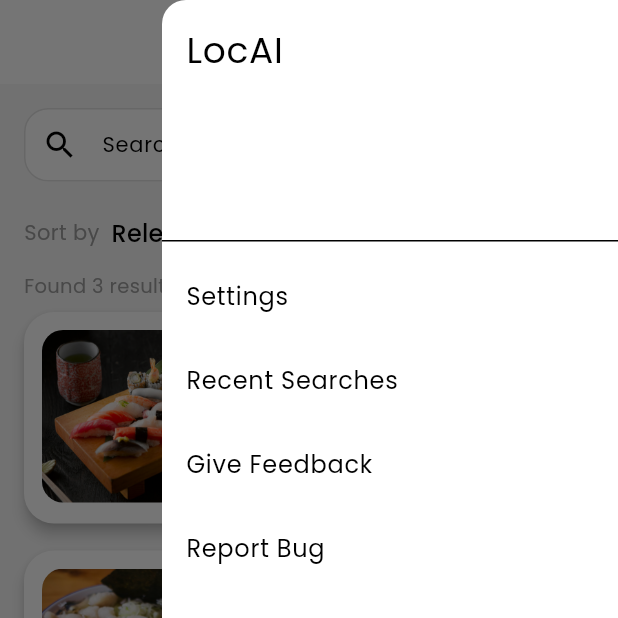
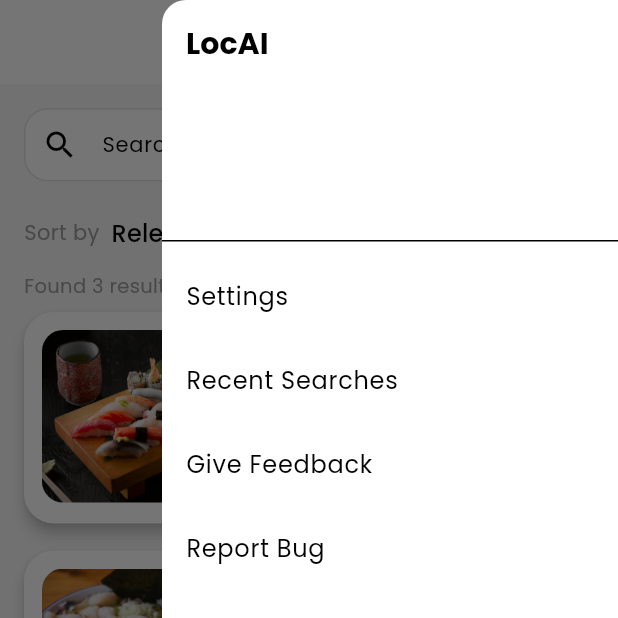
Before and after one commit to taha-kahya/cs310-group11, a Flutter app: the screen it shows once a user with an empty profile is signed in, with the side drawer open, on a phone screen of 412 x 824 dp, the top half of it. Run offline on Flutter 3.47's test engine with Material 3 defaults, Android fonts, the phone set to English and light mode, and no system bars; our stand-ins replace cloud_firestore, firebase_auth, firebase_core, shared_preferences; accounts and stored records are empty.

Commit message:
style: fix dark mode text for Favorites sort label and drawer LocAI text

```diff
--- a/lib/layout/main_shell.dart
+++ b/lib/layout/main_shell.dart
@@ -83,11 +83,11 @@ class _MainShellState extends State<MainShell> {
         child: ListView(
           padding: EdgeInsets.zero,
           children: [
-            const DrawerHeader(
-              child: Text(
-                "LocAI",
-                style: TextStyle(color: Colors.black, fontSize: 24),
-              ),
+             DrawerHeader(
+               child: Text(
+                 "LocAI",
+                 style: Theme.of(context).textTheme.headlineSmall,
+               ),
             ),
             ListTile(
               title: const Text("Settings"),
--- a/lib/pages/favorites/favorites_page.dart
+++ b/lib/pages/favorites/favorites_page.dart
@@ -126,10 +126,7 @@ class _SortRow extends StatelessWidget {
   Widget build(BuildContext context) {
     return Row(
       children: [
-        const Text(
-          'Sort by',
-          style: TextStyle(color: Colors.black54, fontSize: 16),
-        ),
+        const Text('Sort by', style: TextStyle(color: Colors.grey)),
         const SizedBox(width: 10),
         DropdownButton<String>(
           value: selectedSort,
```
